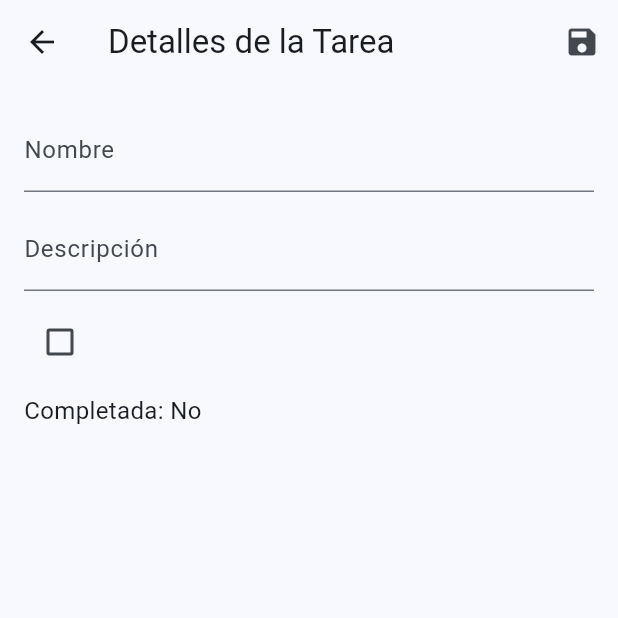
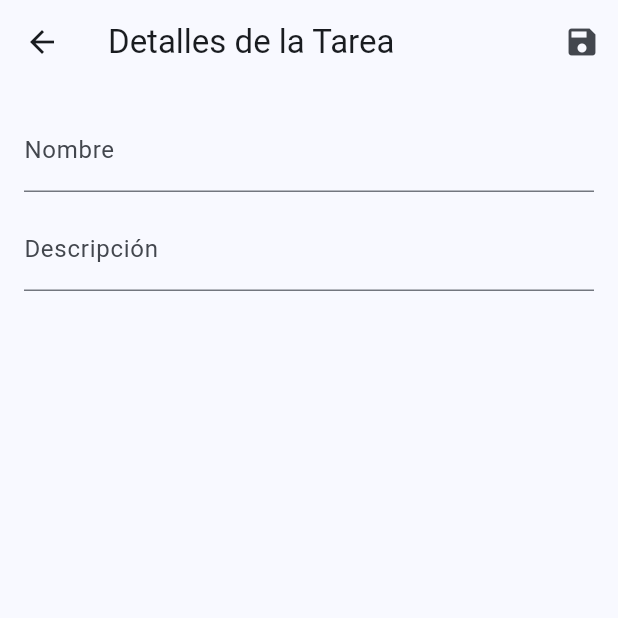
Before and after one commit to Pauljim98/JimenezPaulPrueba, a Flutter app: the TaskDetailsScreen screen opened directly with empty values, on a phone screen of 412 x 824 dp, the top half of it. Run offline on Flutter 3.47's test engine with Material 3 defaults, Android fonts, the phone set to English and light mode, and no system bars.

Commit message:
20:45 Resolviendo Errores

```diff
--- a/lib/ui/views/principal.dart
+++ b/lib/ui/views/principal.dart
@@ -356,19 +356,7 @@ class _TaskDetailsScreenState extends State<TaskDetailsScreen> {
               ),
             ),
             SizedBox(height: 10),
-            Checkbox(
-              value: _isCompleted,
-              onChanged: (value) {
-                setState(() {
-                  _isCompleted = value!;
-                });
-              },
-            ),
-            SizedBox(height: 10),
-            Text(
-              'Completada: ${_isCompleted ? "Sí" : "No"}',
-              style: TextStyle(fontSize: 16),
-            ),
+
           ],
         ),
       ),
```
